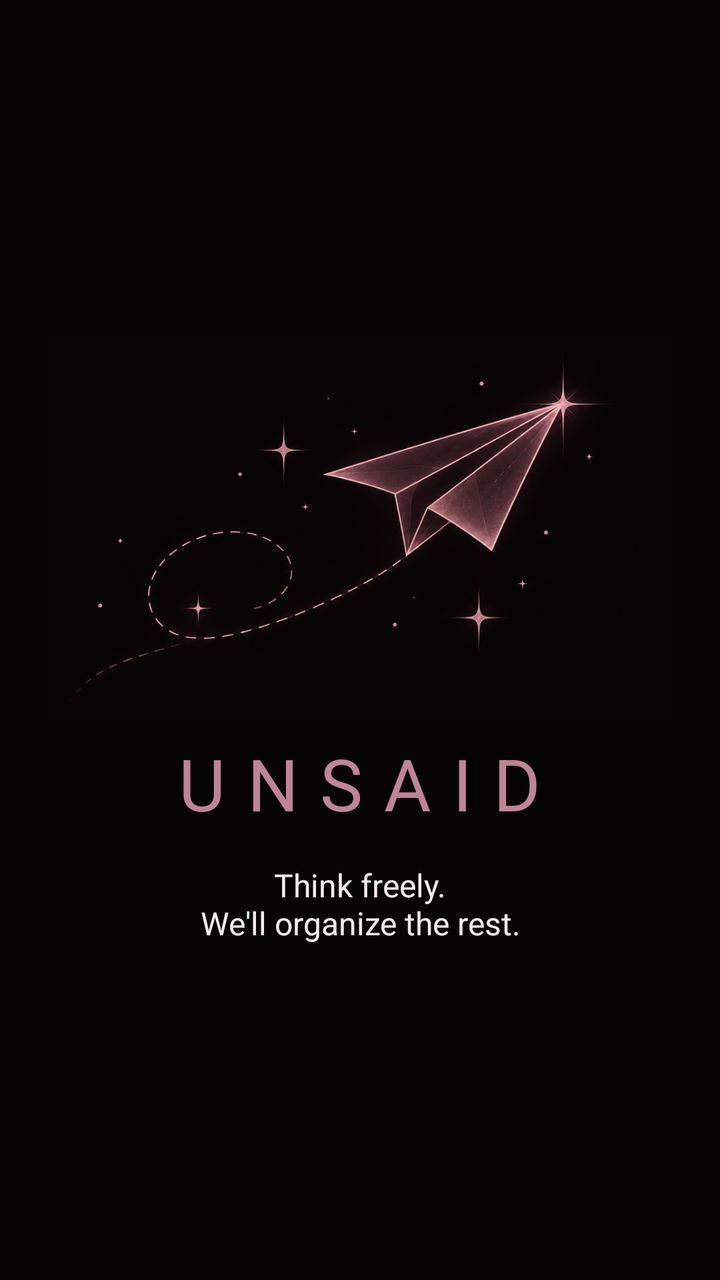
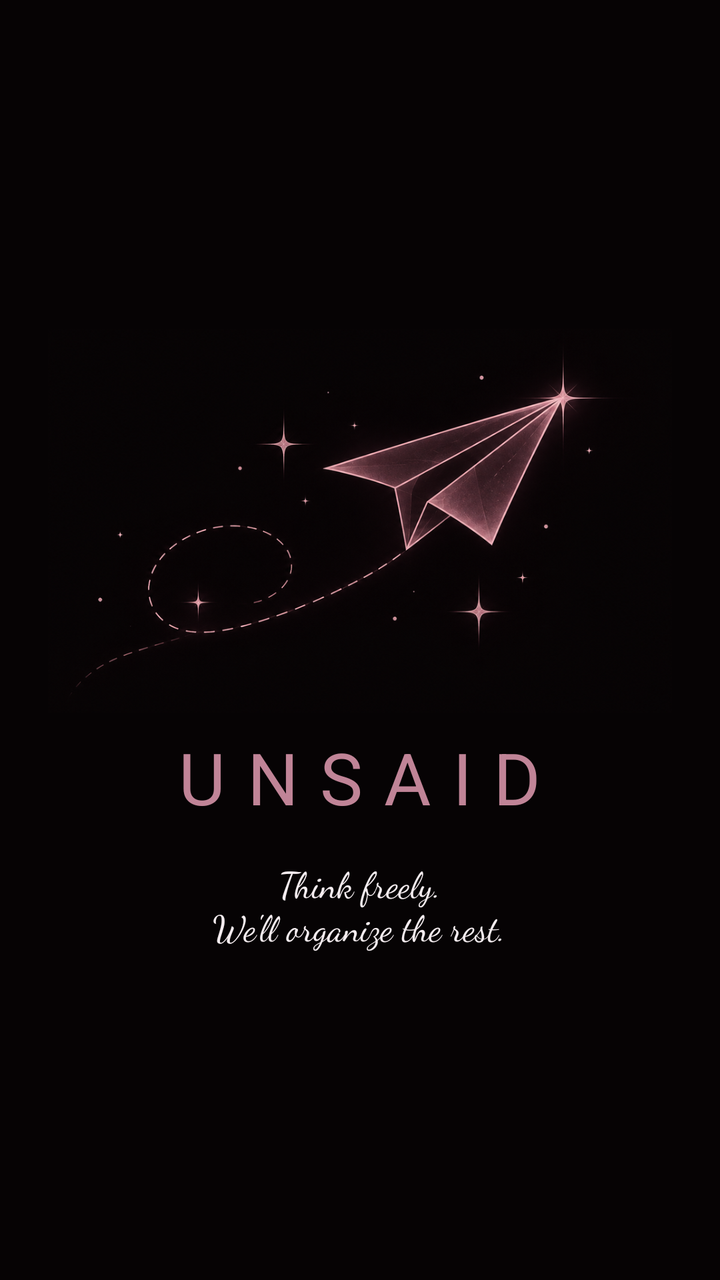

Screens rendered from an Android XML layout before and after an edit, with the pre-edit source and the edit as a unified diff.
<!-- AndroidManifest.xml: application theme Theme.Unsaid -->
<!-- res/layout/activity_splash.xml -->
<?xml version="1.0" encoding="utf-8"?>
<LinearLayout xmlns:android="http://schemas.android.com/apk/res/android"
    android:layout_width="match_parent"
    android:layout_height="match_parent"
    android:background="#060304"
    android:gravity="center"
    android:orientation="vertical"
    android:padding="24dp">

    <ImageView
        android:id="@+id/ivPlane"
        android:layout_width="match_parent"
        android:layout_height="wrap_content"
        android:adjustViewBounds="true"
        android:contentDescription="Paper airplane"
        android:src="@drawable/paper_plane" />

    <TextView
        android:id="@+id/tvName"
        android:layout_width="wrap_content"
        android:layout_height="wrap_content"
        android:layout_marginTop="8dp"
        android:letterSpacing="0.3"
        android:text="UNSAID"
        android:textColor="@color/unsaid_accent"
        android:textSize="36sp" />

    <TextView
        android:id="@+id/tvTagline"
        android:layout_width="wrap_content"
        android:layout_height="wrap_content"
        android:layout_marginTop="16dp"
        android:gravity="center"
        android:text="Think freely.\nWe'll organize the rest."
        android:textColor="@color/unsaid_text"
        android:textSize="16sp" />
</LinearLayout>
<!-- resources referenced by this layout -->
<resources>
  <color name="unsaid_accent">#C08497</color>
  <color name="unsaid_text">#F5EDF0</color>
  <!-- drawable paper_plane: png bitmap (drawable, 486881 bytes) -->
  <style name="Theme.Unsaid" parent="Base.Theme.Unsaid" />
  <style name="Base.Theme.Unsaid" parent="Theme.Material3.Dark.NoActionBar">
          <item name="colorPrimary">@color/unsaid_accent</item>
          <item name="colorOnPrimary">@color/unsaid_background</item>
          <item name="android:colorBackground">@color/unsaid_background</item>
          <item name="colorOnBackground">@color/unsaid_text</item>
          <item name="colorSurface">@color/unsaid_surface</item>
          <item name="colorOnSurface">@color/unsaid_text</item>
          <item name="colorOnSurfaceVariant">@color/unsaid_text_secondary</item>
          <item name="android:statusBarColor">@color/unsaid_background</item>
          <item name="android:navigationBarColor">@color/unsaid_background</item>
      </style>
  <color name="unsaid_background">#171417</color>
  <color name="unsaid_surface">#242025</color>
  <color name="unsaid_text_secondary">#A99BA2</color>
</resources>

<!-- the commit's change to res/layout/activity_splash.xml (unified diff, before → after) -->
@@ -24,14 +24,14 @@
         android:text="UNSAID"
         android:textColor="@color/unsaid_accent"
         android:textSize="36sp" />
-
     <TextView
         android:id="@+id/tvTagline"
         android:layout_width="wrap_content"
         android:layout_height="wrap_content"
         android:layout_marginTop="16dp"
+        android:fontFamily="cursive"
         android:gravity="center"
         android:text="Think freely.\nWe'll organize the rest."
         android:textColor="@color/unsaid_text"
-        android:textSize="16sp" />
+        android:textSize="18sp" />
 </LinearLayout>
